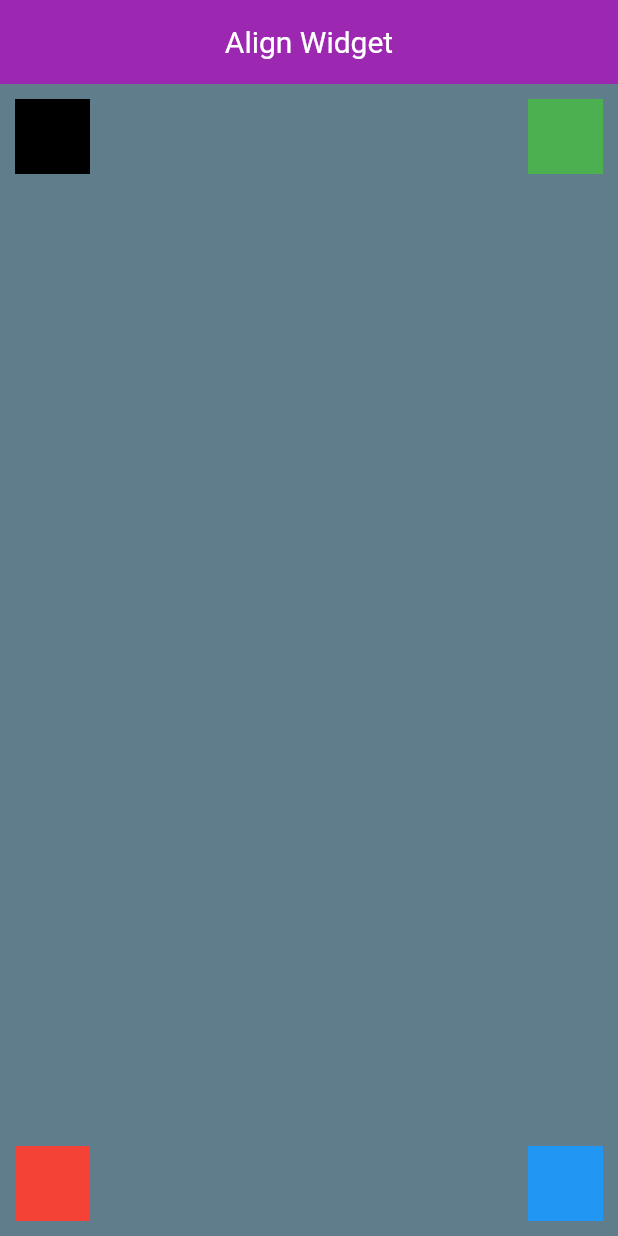
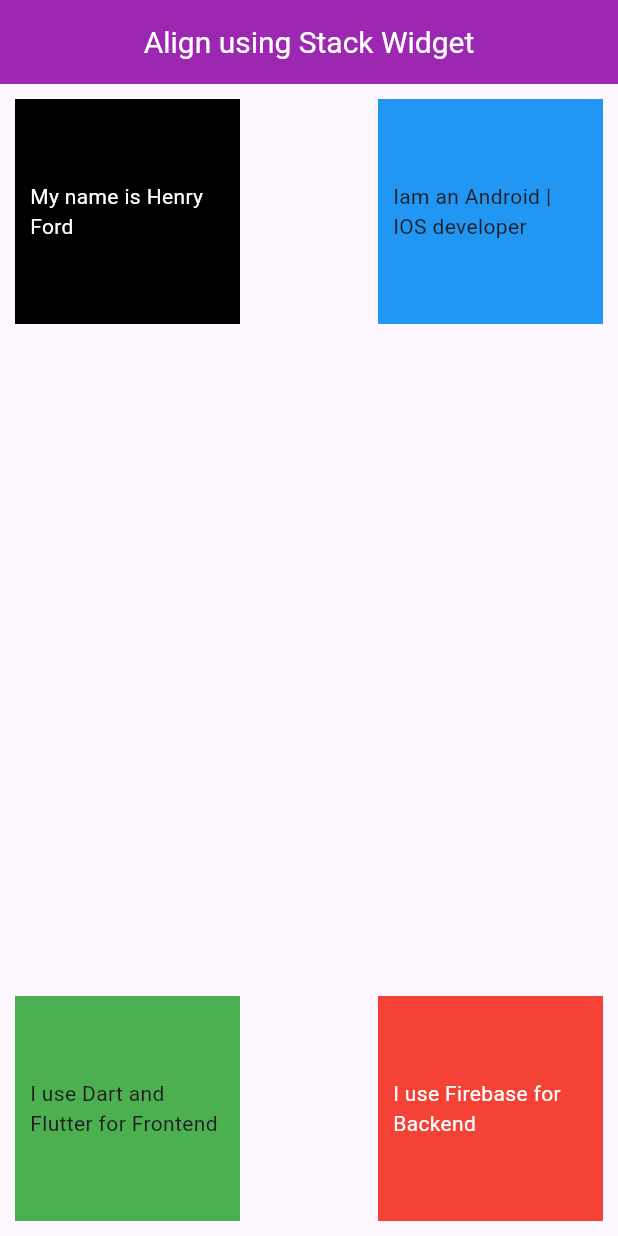
Before and after one commit to Majok-Bol/align_widget, a Flutter app: the screen it shows after launch, on a phone screen of 412 x 824 dp. Run offline on Flutter 3.47's test engine with Material 3 defaults, Android fonts, the phone set to English and light mode, and no system bars.

Commit message:
centered text in container widgets

```diff
--- a/lib/main.dart
+++ b/lib/main.dart
@@ -8,48 +8,52 @@ class MyApp extends StatelessWidget{
     return MaterialApp(
       debugShowCheckedModeBanner: false,
       home: Scaffold(
-        backgroundColor: Colors.blueGrey,
-        appBar: AppBar(title: Text('Align Widget',style: TextStyle(color: Colors.white,fontSize: 20),),centerTitle: true,backgroundColor: Colors.purple,),
+        // backgroundColor: Colors.blueGrey,
+        appBar: AppBar(title: Text('Align using Stack Widget',style: TextStyle(color: Colors.white,fontSize: 20),),centerTitle: true,backgroundColor: Colors.purple,),
         body:Stack(children: [
           Align(
-            alignment: Alignment.bottomLeft,
+            alignment: Alignment.topLeft,
             child: Container(
-              width: 50,
-              height: 50,
+              width:150,
+              height:150,
               margin: EdgeInsets.all(10),
               padding:EdgeInsets.all(10) ,
-              color: Colors.red,
+              color: Colors.black,
+              child:Center(child: Text('My name is Henry Ford',style: TextStyle(color: Colors.white),),),
             ),
           ),
         Align(
-          alignment: Alignment.bottomRight,
+          alignment: Alignment.topRight,
           child: Container(
-            width: 50,
-            height: 50,
+            width: 150,
+            height: 150,
             margin: EdgeInsets.all(10),
             padding:EdgeInsets.all(10) ,
             color: Colors.blue,
-          ),
+            child:Center(child:  Text('Iam an Android | IOS developer'),
+          ),),
         ),
       Align(
-        alignment: Alignment.topRight,
+        alignment: Alignment.bottomLeft,
         child: Container(
-          width: 50,
-          height: 50,
+          width: 150,
+          height: 150,
           margin: EdgeInsets.all(10),
           padding:EdgeInsets.all(10) ,
           color: Colors.green,
-        ),
+          child: Center(child: Text('I use Dart and Flutter for Frontend'),
+        ),),
       ),
       Align(
-        alignment: Alignment.topLeft,
+        alignment: Alignment.bottomRight,
         child: Container(
-          width: 50,
-          height: 50,
+          width: 150,
+          height: 150,
           margin: EdgeInsets.all(10),
           padding:EdgeInsets.all(10) ,
-          color: Colors.black,
-        ),
+          color: Colors.red,
+          child: Center(child: Text('I use Firebase for Backend',style: TextStyle(color: Colors.white),),
+        ),),
       ),
 
       ],),
```
